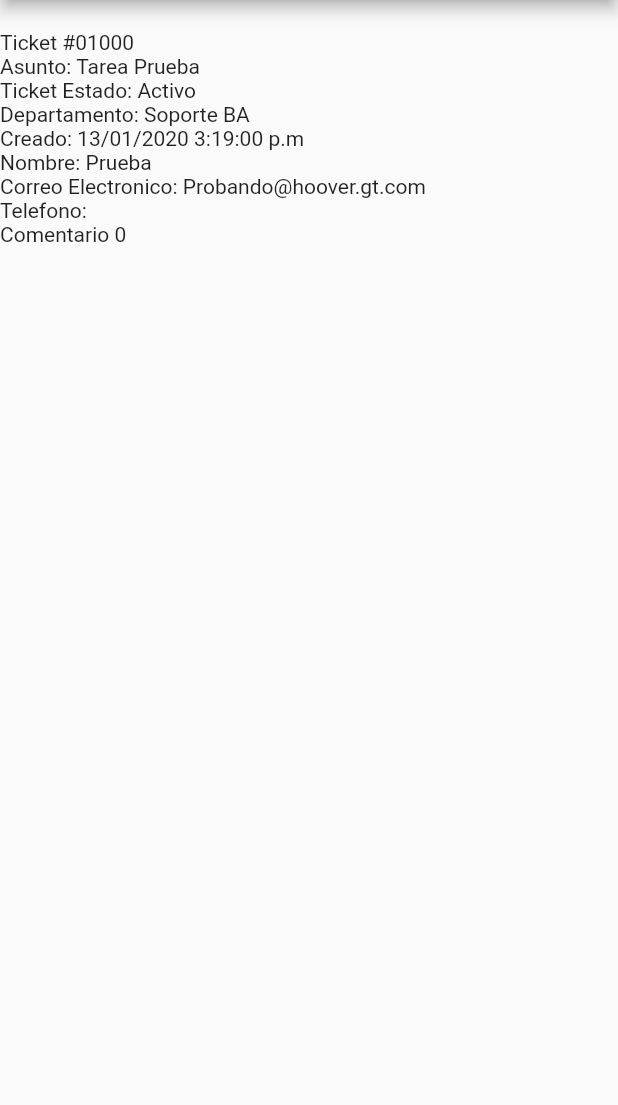
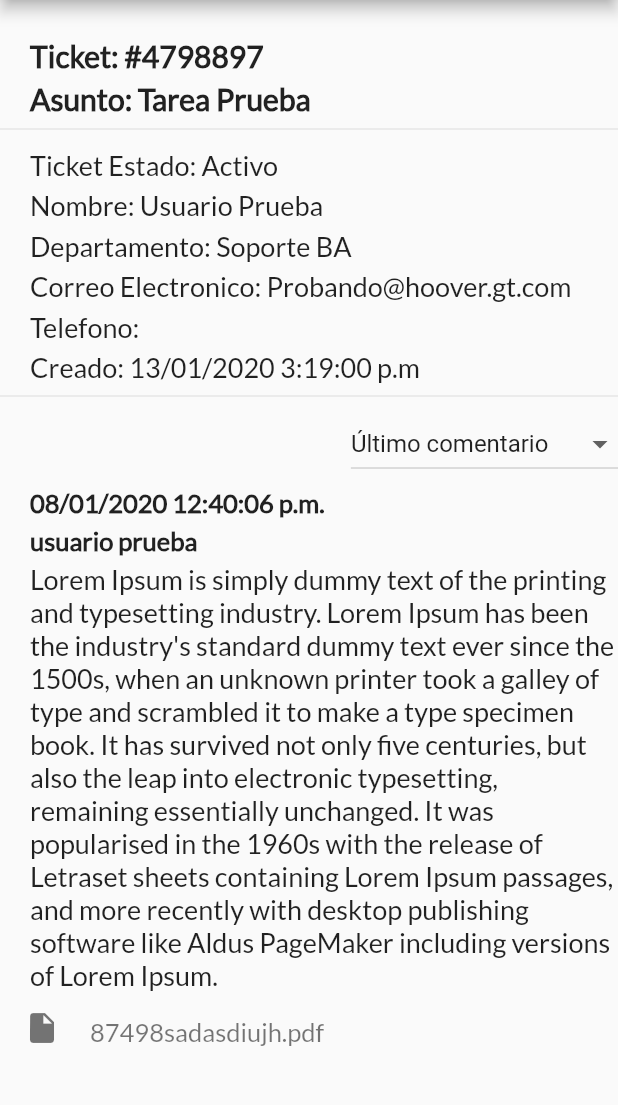
Before and after one commit to B3rert/TareasDs_Flutter, a Flutter app: the ListTaskPage screen opened directly, after a tap on "Tarea prueba", on a phone screen of 412 x 824 dp, the part 84-1189 px from its top. Run offline on Flutter 3.47's test engine with Material 2 defaults, Android fonts, the phone set to English and light mode, and no system bars.

Commit message:
ViewTakPage dieño terminado

```diff
--- a/lib/main.dart
+++ b/lib/main.dart
@@ -1,40 +1,24 @@
 import 'package:flutter/material.dart';
 import 'package:front_tareasds/src/pages/home_page.dart';
 import 'package:front_tareasds/src/pages/login_page.dart';
-import 'package:front_tareasds/src/pages/view_tasks_page.dart';
+import 'package:front_tareasds/src/pages/task_view_page.dart';
+import 'package:front_tareasds/src/utils/colors.dart';
 
 void main() => runApp(MyApp());
-
-Map<int, Color> color = {
-  50: Color.fromRGBO(136, 14, 79, .1),
-  100: Color.fromRGBO(136, 14, 79, .2),
-  200: Color.fromRGBO(136, 14, 79, .3),
-  300: Color.fromRGBO(136, 14, 79, .4),
-  400: Color.fromRGBO(136, 14, 79, .5),
-  500: Color.fromRGBO(136, 14, 79, .6),
-  600: Color.fromRGBO(136, 14, 79, .7),
-  700: Color.fromRGBO(136, 14, 79, .8),
-  800: Color.fromRGBO(136, 14, 79, .9),
-  900: Color.fromRGBO(136, 14, 79, 1),
-};
-
-MaterialColor naranja = MaterialColor(0xFFDF9623, color);
-MaterialColor azul = MaterialColor(0xFF124994, color);
-MaterialColor azulPalido = MaterialColor(0xFF567aab, color);
 
 class MyApp extends StatelessWidget {
   @override
   Widget build(BuildContext context) {
     return MaterialApp(
       theme: ThemeData(
-        primarySwatch: azul,
+        primarySwatch: ColoresPropios.azul,
       ),
       debugShowCheckedModeBanner: false,
       title: 'TareasDS',
       routes: {
         "/": (context) => LoginPage(), //Ruta a login_page
         "/homePage": (context) => HomePage(),
-        "/viewTask": (context) => ViewTaskPage(),
+        "/viewTask": (context) => TaskViewPage(),
       },
       initialRoute: '/',
     );
--- /dev/null
+++ b/lib/src/pages/task_view_page.dart
@@ -0,0 +1,158 @@
+import 'package:flutter/material.dart';
+import 'package:front_tareasds/src/utils/colors.dart';
+import 'package:front_tareasds/src/utils/my_behavior.dart';
+
+final List<String> content = [
+  "Ticket: #4798897",
+  "Asunto: Tarea Prueba",
+  "Ticket Estado: Activo",
+  "Departamento: Soporte BA",
+  "Creado: 13/01/2020 3:19:00 p.m",
+  "Nombre: Usuario Prueba",
+  "Correo Electronico: Probando@hoover.gt.com",
+  "Telefono:",
+  "Lorem Ipsum is simply dummy text of the printing and typesetting industry. Lorem Ipsum has been the industry's standard dummy text ever since the 1500s, when an unknown printer took a galley of type and scrambled it to make a type specimen book. It has survived not only five centuries, but also the leap into electronic typesetting, remaining essentially unchanged. It was popularised in the 1960s with the release of Letraset sheets containing Lorem Ipsum passages, and more recently with desktop publishing software like Aldus PageMaker including versions of Lorem Ipsum.",
+  "The standard chunk of Lorem Ipsum used since the 1500s is reproduced below for those interested. Sections 1.10.32 and 1.10.33 from de Finibus Bonorum et Malorum by Cicero are also reproduced in their exact original form, accompanied by English versions from the 1914 translation by H. Rackham.",
+  "It is a long established fact that a reader will be distracted by the readable content of a page when looking at its layout. ",
+  "usuario prueba",
+  "08/01/2020 12:40:06 p.m.",
+  "87498sadasdiujh.pdf",
+];
+
+String vistaComentario = "Ultimo comentario";
+int _value = 1;
+
+class TaskViewPage extends StatefulWidget {
+  @override
+  _TaskViewPageState createState() => _TaskViewPageState();
+}
+
+class _TaskViewPageState extends State<TaskViewPage> {
+  @override
+  Widget build(BuildContext context) {
+    return Scaffold(
+      appBar: AppBar(
+        iconTheme: IconThemeData(
+          color: Colors.white,
+        ),
+        backgroundColor: ColoresPropios.azul,
+        title: Text(
+          "Tareas",
+          style: TextStyle(color: Colors.white),
+        ),
+        centerTitle: true,
+      ),
+      body: ScrollConfiguration(
+        behavior: MyBehavior(),
+        child: _viewSelectTask(),
+      ),
+    );
+  }
+
+  Widget _viewSelectTask() {
+    return Padding(
+      padding: const EdgeInsets.only(top: 20.0),
+      child: ListView(
+        children: [
+          mostrarTexto(content[0]),
+          mostrarTexto(content[1]),
+          Divider(),
+          mostrarTextoNormal(content[2]),
+          mostrarTextoNormal(content[5]),
+          mostrarTextoNormal(content[3]),
+          mostrarTextoNormal(content[6]),
+          mostrarTextoNormal(content[7]),
+          mostrarTextoNormal(content[4]),
+          Divider(),
+          mostrarComentarios(),
+          mostrarTextoPeque(content[12]),
+          mostrarTextoPeque(content[11]),
+          mostrarTextoNormal(content[8]),
+          archivosAdjuntos(content[13]),
+        ],
+      ),
+    );
+  }
+
+  Widget mostrarComentarios() {
+    return Align(
+      alignment: Alignment.bottomRight,
+      child: DropdownButton(
+          value: _value,
+          items: [
+            DropdownMenuItem(
+              child: Text("Último comentario"),
+              value: 1,
+            ),
+            DropdownMenuItem(
+              child: Text("Todos los cometarios"),
+              value: 2,
+            ),
+          ],
+          onChanged: (value) {
+            setState(() {
+              _value = value;
+            });
+          }),
+    );
+  }
+
+  Widget archivosAdjuntos(String nombreArchivo) {
+    return MaterialButton(
+      child: Row(
+        children: [
+          Icon(
+            Icons.insert_drive_file,
+            color: Colors.black54,
+          ),
+          mostrarTextoPalido(nombreArchivo),
+        ],
+      ),
+      onPressed: () {},
+    );
+  }
+
+  Widget mostrarTextoNormal(String texto) {
+    return Container(
+      margin: EdgeInsets.only(left: 20.0, top: 5.0),
+      child: Text(
+        texto,
+        style: TextStyle(
+            fontFamily: "Lato", fontSize: 18.0, fontWeight: FontWeight.w500),
+      ),
+    );
+  }
+
+  Widget mostrarTexto(String texto) {
+    return Container(
+      margin: EdgeInsets.only(left: 20.0, top: 5.0),
+      child: Text(
+        texto,
+        style: TextStyle(
+            fontFamily: "Lato", fontSize: 20.0, fontWeight: FontWeight.w900),
+      ),
+    );
+  }
+
+  Widget mostrarTextoPeque(String texto) {
+    return Container(
+      margin: EdgeInsets.only(left: 20.0, top: 5.0),
+      child: Text(
+        texto,
+        style: TextStyle(
+            fontFamily: "Lato", fontSize: 17.0, fontWeight: FontWeight.w600),
+      ),
+    );
+  }
+
+  Widget mostrarTextoPalido(String texto) {
+    return Container(
+      margin: EdgeInsets.only(left: 20.0, top: 5.0),
+      child: Text(
+        texto,
+        style: TextStyle(
+            fontFamily: "Lato", fontSize: 17.0, color: Colors.black54),
+      ),
+    );
+  }
+}
--- a/lib/src/pages/view_tasks_page.dart
+++ /dev/null
@@ -1,45 +0,0 @@
-import 'package:flutter/material.dart';
-import 'package:front_tareasds/src/utils/colors.dart';
-import 'package:front_tareasds/src/utils/my_behavior.dart';
-
-class ViewTaskPage extends StatelessWidget {
-  @override
-  Widget build(BuildContext context) {
-    return Scaffold(
-      appBar: AppBar(
-        iconTheme: IconThemeData(
-          color: Colors.white,
-        ),
-        backgroundColor: ColoresPropios.azul,
-        title: Text(
-          "Tareas",
-          style: TextStyle(color: Colors.white),
-        ),
-        centerTitle: true,
-      ),
-      body: ScrollConfiguration(
-        behavior: MyBehavior(),
-        child: _viewSelectTask(),
-      ),
-    );
-  }
-}
-
-Widget _viewSelectTask() {
-  return Padding(
-    padding: const EdgeInsets.only(top: 20.0),
-    child: ListView(
-      children: [
-        Text("Ticket #01000"),
-        Text("Asunto: Tarea Prueba"),
-        Text("Ticket Estado: Activo"),
-        Text("Departamento: Soporte BA"),
-        Text("Creado: 13/01/2020 3:19:00 p.m"),
-        Text("Nombre: Prueba"),
-        Text("Correo Electronico: Probando@hoover.gt.com"),
-        Text("Telefono:"),
-        Text("Comentario 0"),
-      ],
-    ),
-  );
-}
```
